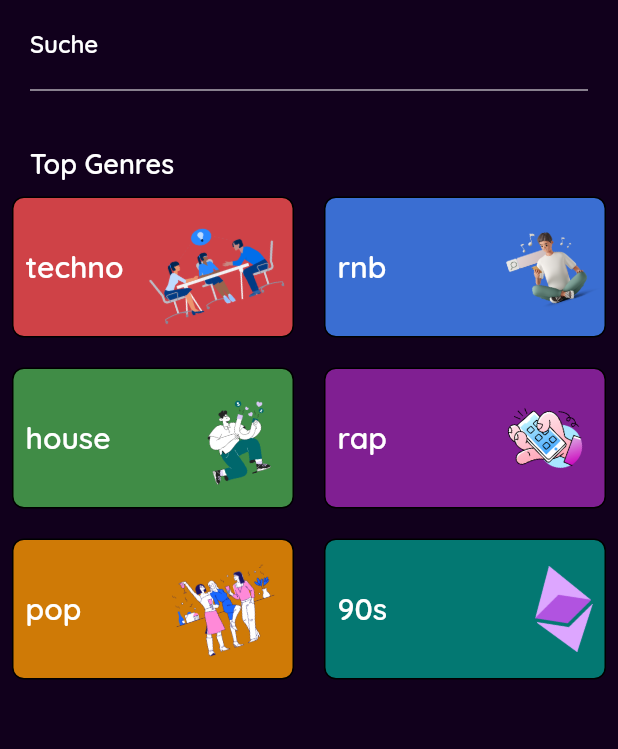
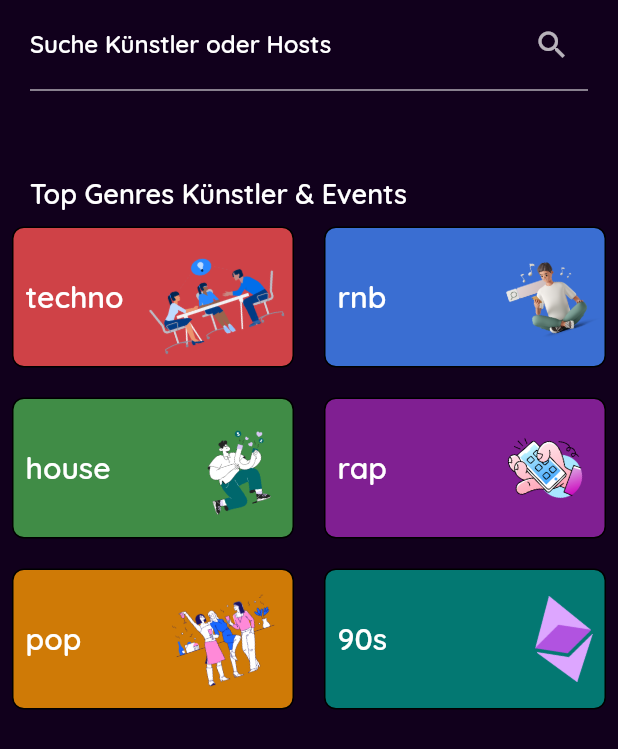
Before and after one commit to domidanke/event_finder, a Flutter app: the SearchPage screen opened directly, on a phone screen of 412 x 824 dp. Shown: the top 749 px of the screen. Run offline on Flutter 3.47's test engine with Material 2 defaults, Android fonts, the phone set to English and light mode, and no system bars; drawn by our look-alikes of dynamic_color; our stand-ins replace cloud_firestore, firebase_auth, firebase_core, firebase_storage, firebase_ui_firestore, geocoding and 5 more; missing offline and left inert: geoflutterfire_plus, qr_code_scanner; accounts and stored records are empty.

Commit message:
minor text clean up

```diff
--- a/lib/views/feature/base/search_page.dart
+++ b/lib/views/feature/base/search_page.dart
@@ -34,16 +34,18 @@ class _SearchPageState extends State<SearchPage> {
                       },
                       controller: _searchController,
                       decoration: const InputDecoration(
-                        border: OutlineInputBorder(),
-                        labelText: 'Suche',
-                      ),
+                          border: OutlineInputBorder(),
+                          labelText: 'Suche Künstler oder Hosts',
+                          suffixIcon: Icon(
+                            Icons.search,
+                          )),
                     ),
                   ),
                 ],
               ),
             ),
             const SizedBox(
-              height: 30,
+              height: 50,
             ),
             if (_searchController.text.isEmpty)
               Expanded(
--- a/lib/widgets/top_genres.dart
+++ b/lib/widgets/top_genres.dart
@@ -15,7 +15,7 @@ class TopGenres extends StatelessWidget {
         Container(
             margin: const EdgeInsets.only(left: 12),
             child: const Text(
-              'Top Genres',
+              'Top Genres Künstler & Events',
               style: TextStyle(fontSize: 18),
             )),
         const SizedBox(
```
Also changed, not shown: lib/views/feature/shared/artist_search.dart (+6 -3 lines).
